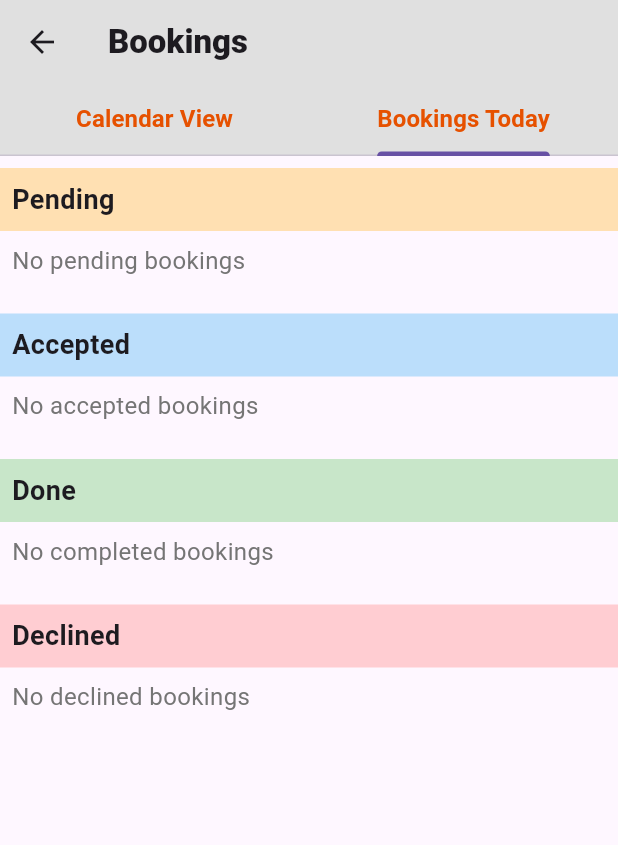
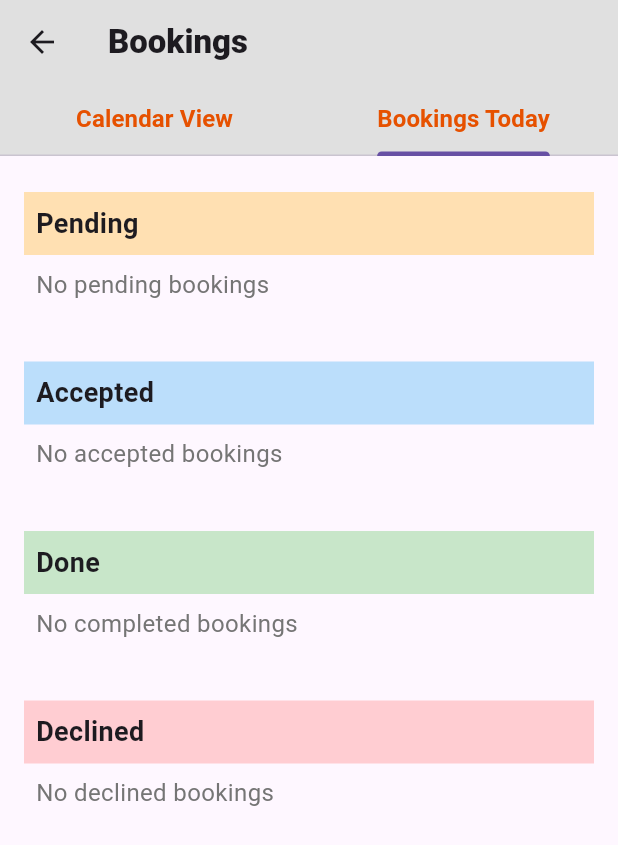
Before and after one commit to TechPyllars2024/AutoCareAutomotive, a Flutter app: the AutomotiveBookingScreen screen opened directly, tab 2 chosen, on a phone screen of 412 x 824 dp. Shown: the top 845 px of the screen. Run offline on Flutter 3.47's test engine with Material 3 defaults, Android fonts, the phone set to English and light mode, and no system bars; our stand-ins replace carousel_slider, cloud_firestore, curved_navigation_bar, file_picker, firebase_auth, firebase_core and 8 more; missing offline and left inert: flutter_pannable_rating_bar; accounts and stored records are empty.

Commit message:
feature-booking_management:updated the automotive_booking.dart

```diff
--- a/lib/Booking Mangement/screens/automotive_booking.dart
+++ b/lib/Booking Mangement/screens/automotive_booking.dart
@@ -762,7 +762,9 @@ class _AutomotiveBookingState extends State<AutomotiveBookingScreen> {
             ),
             // Progress Tracking Tab (Display the List of Bookings)
             SingleChildScrollView(
+              padding: const EdgeInsets.all(16.0), // Add padding around the scroll view
               child: Column(
+                crossAxisAlignment: CrossAxisAlignment.start, // Align text to start for consistency
                 children: [
                   // Section for Pending Bookings
                   _buildBookingSection(
@@ -773,6 +775,7 @@ class _AutomotiveBookingState extends State<AutomotiveBookingScreen> {
                     emptyMessage: 'No pending bookings',
                     color: Colors.orange.shade100,
                   ),
+                  const SizedBox(height: 16), // Add spacing between sections
 
                   // Section for Accepted Bookings
                   _buildBookingSection(
@@ -782,8 +785,9 @@ class _AutomotiveBookingState extends State<AutomotiveBookingScreen> {
                         .toList(),
                     emptyMessage: 'No accepted bookings',
                     color: Colors.blue.shade100,
-                    isMarkAsDoneEnabled: true,
+                    isMarkAsDoneEnabled: true, // Enable 'Mark as Done' feature for accepted bookings
                   ),
+                  const SizedBox(height: 16), // Add spacing between sections
 
                   // Section for Done Bookings
                   _buildBookingSection(
@@ -794,6 +798,7 @@ class _AutomotiveBookingState extends State<AutomotiveBookingScreen> {
                     emptyMessage: 'No completed bookings',
                     color: Colors.green.shade100,
                   ),
+                  const SizedBox(height: 16), // Add spacing between sections
 
                   // Section for Declined Bookings
                   _buildBookingSection(
```
